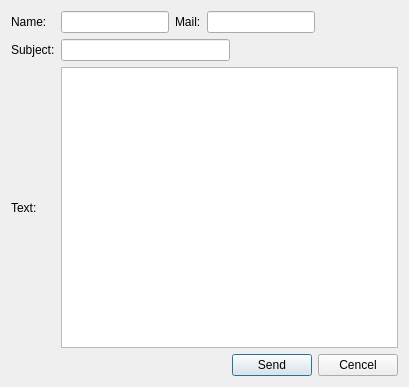
Qt form contactform.ui (mazbrili/al-anvar) before a commit.
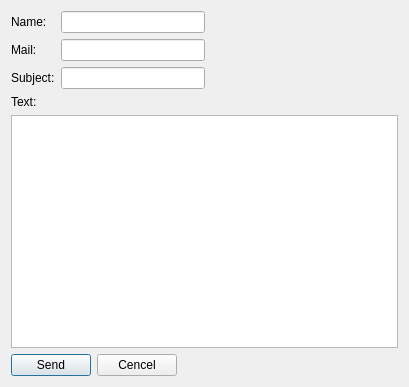
The same form after that commit.

What changed in the file:
```diff
--- a/contactform.ui
+++ b/contactform.ui
@@ -13,8 +13,10 @@
   <property name="windowTitle">
    <string>Contact Form</string>
   </property>
-  <layout class="QGridLayout" name="gridLayout_2">
-   <item row="0" column="0">
+  <layout class="QVBoxLayout" name="verticalLayout">
+   <item>
+    <layout class="QHBoxLayout" name="horizontalLayout">
+     <item>
     <layout class="QGridLayout" name="gridLayout">
      <item row="0" column="0">
       <widget class="QLabel" name="labelName">
@@ -24,49 +26,32 @@
       </widget>
      </item>
      <item row="0" column="1">
-      <layout class="QHBoxLayout" name="horizontalLayout">
-       <item>
         <widget class="QLineEdit" name="lineEditName"/>
        </item>
-       <item>
+       <item row="1" column="0">
         <widget class="QLabel" name="labelMail">
          <property name="text">
           <string>Mail:</string>
          </property>
         </widget>
        </item>
-       <item>
+       <item row="1" column="1">
         <widget class="QLineEdit" name="lineEditMail"/>
        </item>
-       <item>
-        <spacer name="horizontalSpacer">
-         <property name="orientation">
-          <enum>Qt::Horizontal</enum>
-         </property>
-         <property name="sizeHint" stdset="0">
-          <size>
-           <width>40</width>
-           <height>20</height>
-          </size>
-         </property>
-        </spacer>
-       </item>
-      </layout>
-     </item>
-     <item row="1" column="0">
+       <item row="2" column="0">
       <widget class="QLabel" name="labelSubject">
        <property name="text">
         <string>Subject:</string>
        </property>
       </widget>
      </item>
-     <item row="1" column="1">
-      <layout class="QHBoxLayout" name="horizontalLayout_2">
-       <item>
+       <item row="2" column="1">
         <widget class="QLineEdit" name="lineEditSubject"/>
        </item>
+      </layout>
+     </item>
        <item>
-        <spacer name="horizontalSpacer_2">
+      <spacer name="horizontalSpacer">
          <property name="orientation">
           <enum>Qt::Horizontal</enum>
          </property>
@@ -80,28 +65,18 @@
        </item>
       </layout>
      </item>
-     <item row="2" column="0">
+   <item>
       <widget class="QLabel" name="labelText">
        <property name="text">
         <string>Text:</string>
        </property>
       </widget>
      </item>
-     <item row="3" column="1">
+   <item>
+    <widget class="QTextEdit" name="plainTextEdit"/>
+   </item>
+   <item>
       <layout class="QHBoxLayout" name="horizontalLayout_3">
-       <item>
-        <spacer name="horizontalSpacer_3">
-         <property name="orientation">
-          <enum>Qt::Horizontal</enum>
-         </property>
-         <property name="sizeHint" stdset="0">
-          <size>
-           <width>40</width>
-           <height>20</height>
-          </size>
-         </property>
-        </spacer>
-       </item>
        <item>
         <widget class="QPushButton" name="pushButtonSend">
          <property name="text">
@@ -116,14 +91,22 @@
          </property>
         </widget>
        </item>
-      </layout>
+     <item>
+      <spacer name="horizontalSpacer_3">
+       <property name="orientation">
+        <enum>Qt::Horizontal</enum>
+       </property>
+       <property name="sizeHint" stdset="0">
+        <size>
+         <width>40</width>
+         <height>20</height>
+        </size>
+       </property>
+      </spacer>
      </item>
-     <item row="2" column="1">
-      <widget class="QTextEdit" name="plainTextEdit"/>
-     </item>
     </layout>
    </item>
-   <item row="1" column="0">
+   <item>
     <layout class="QVBoxLayout" name="statusBarLayout"/>
    </item>
   </layout>
```
Lines whose indentation alone changed are shown as unchanged.
